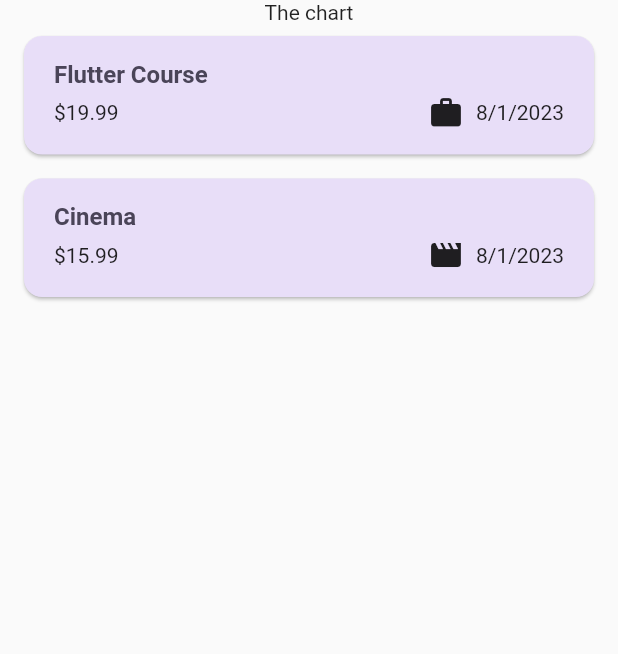
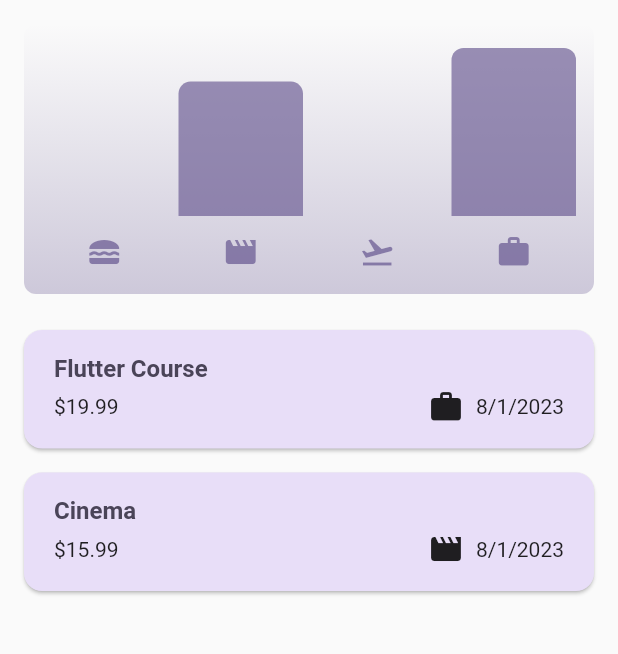
Before and after one commit to raunakb03/flutter_expenses_app, a Flutter app: the screen it shows after launch, on a phone screen of 412 x 824 dp, the part 84-738 px from its top. Run offline on Flutter 3.47's test engine with Material 2 defaults, Android fonts, the phone set to English and light mode, and no system bars.

Commit message:
showing expenses through dart

```diff
--- /dev/null
+++ b/lib/widgets/chart/chart.dart
@@ -0,0 +1,95 @@
+import 'package:flutter/material.dart';
+
+import 'package:exepense_tracker/widgets/chart/chart_bar.dart';
+import 'package:exepense_tracker/models/expense.dart';
+
+class Chart extends StatelessWidget {
+  const Chart({super.key, required this.expenses});
+
+  final List<Expense> expenses;
+
+  List<ExpenseBucket> get buckets {
+    return [
+      ExpenseBucket.forCategory(expenses, Category.food),
+      ExpenseBucket.forCategory(expenses, Category.leisure),
+      ExpenseBucket.forCategory(expenses, Category.travel),
+      ExpenseBucket.forCategory(expenses, Category.work),
+    ];
+  }
+
+  double get maxTotalExpense {
+    double maxTotalExpense = 0;
+
+    for (final bucket in buckets) {
+      if (bucket.totalExpenses > maxTotalExpense) {
+        maxTotalExpense = bucket.totalExpenses;
+      }
+    }
+
+    return maxTotalExpense;
+  }
+
+  @override
+  Widget build(BuildContext context) {
+    final isDarkMode =
+        MediaQuery.of(context).platformBrightness == Brightness.dark;
+    return Container(
+      margin: const EdgeInsets.all(16),
+      padding: const EdgeInsets.symmetric(
+        vertical: 16,
+        horizontal: 8,
+      ),
+      width: double.infinity,
+      height: 180,
+      decoration: BoxDecoration(
+        borderRadius: BorderRadius.circular(8),
+        gradient: LinearGradient(
+          colors: [
+            Theme.of(context).colorScheme.primary.withOpacity(0.3),
+            Theme.of(context).colorScheme.primary.withOpacity(0.0)
+          ],
+          begin: Alignment.bottomCenter,
+          end: Alignment.topCenter,
+        ),
+      ),
+      child: Column(
+        children: [
+          Expanded(
+            child: Row(
+              crossAxisAlignment: CrossAxisAlignment.end,
+              children: [
+                for (final bucket in buckets) // alternative to map()
+                  ChartBar(
+                    fill: bucket.totalExpenses == 0
+                        ? 0
+                        : bucket.totalExpenses / maxTotalExpense,
+                  )
+              ],
+            ),
+          ),
+          const SizedBox(height: 12),
+          Row(
+            children: buckets
+                .map(
+                  (bucket) => Expanded(
+                    child: Padding(
+                      padding: const EdgeInsets.symmetric(horizontal: 4),
+                      child: Icon(
+                        categoryItems[bucket.category],
+                        color: isDarkMode
+                            ? Theme.of(context).colorScheme.secondary
+                            : Theme.of(context)
+                                .colorScheme
+                                .primary
+                                .withOpacity(0.7),
+                      ),
+                    ),
+                  ),
+                )
+                .toList(),
+          )
+        ],
+      ),
+    );
+  }
+}
--- /dev/null
+++ b/lib/widgets/chart/chart_bar.dart
@@ -0,0 +1,34 @@
+import 'package:flutter/material.dart';
+
+class ChartBar extends StatelessWidget {
+  const ChartBar({
+    super.key,
+    required this.fill,
+  });
+
+  final double fill;
+
+  @override
+  Widget build(BuildContext context) {
+    final isDarkMode =
+        MediaQuery.of(context).platformBrightness == Brightness.dark;
+    return Expanded(
+      child: Padding(
+        padding: const EdgeInsets.symmetric(horizontal: 4),
+        child: FractionallySizedBox(
+          heightFactor: fill,
+          child: DecoratedBox(
+            decoration: BoxDecoration(
+              shape: BoxShape.rectangle,
+              borderRadius:
+                  const BorderRadius.vertical(top: Radius.circular(8)),
+              color: isDarkMode
+                  ? Theme.of(context).colorScheme.secondary
+                  : Theme.of(context).colorScheme.primary.withOpacity(0.65),
+            ),
+          ),
+        ),
+      ),
+    );
+  }
+}
--- a/lib/widgets/expenses.dart
+++ b/lib/widgets/expenses.dart
@@ -1,3 +1,4 @@
+import 'package:exepense_tracker/widgets/chart/chart.dart';
 import 'package:exepense_tracker/widgets/expenses_list/expenses_list.dart';
 import 'package:exepense_tracker/models/expense.dart';
 import 'package:exepense_tracker/widgets/new_expense.dart';
@@ -90,7 +91,7 @@
       ),
       body: Column(
         children: [
-          const Text("The chart"),
+          Chart(expenses: _registeredExpenses),
           Expanded(
             child: mainContent,
           ),
```
